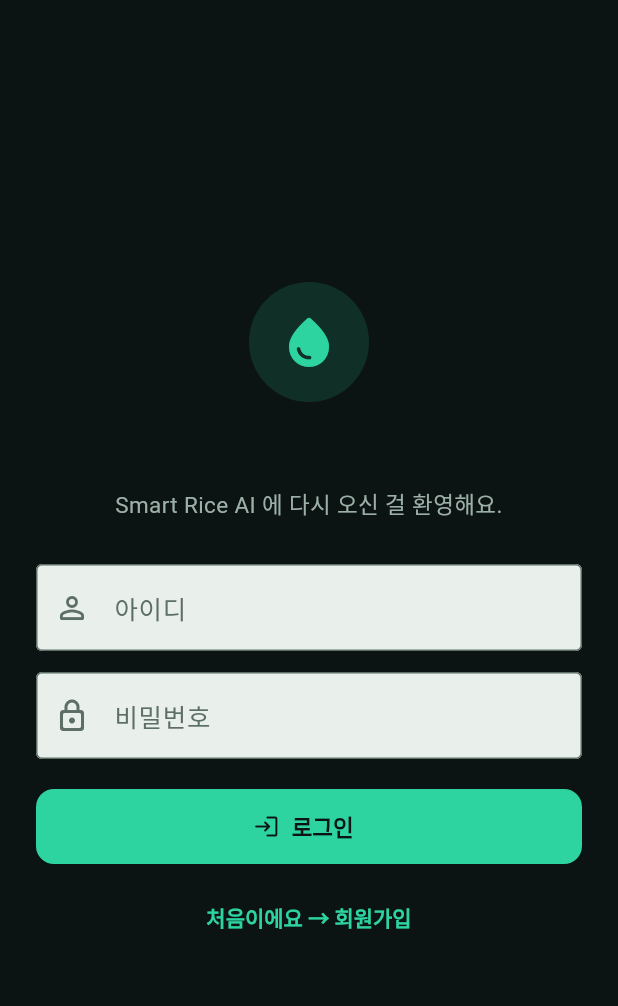
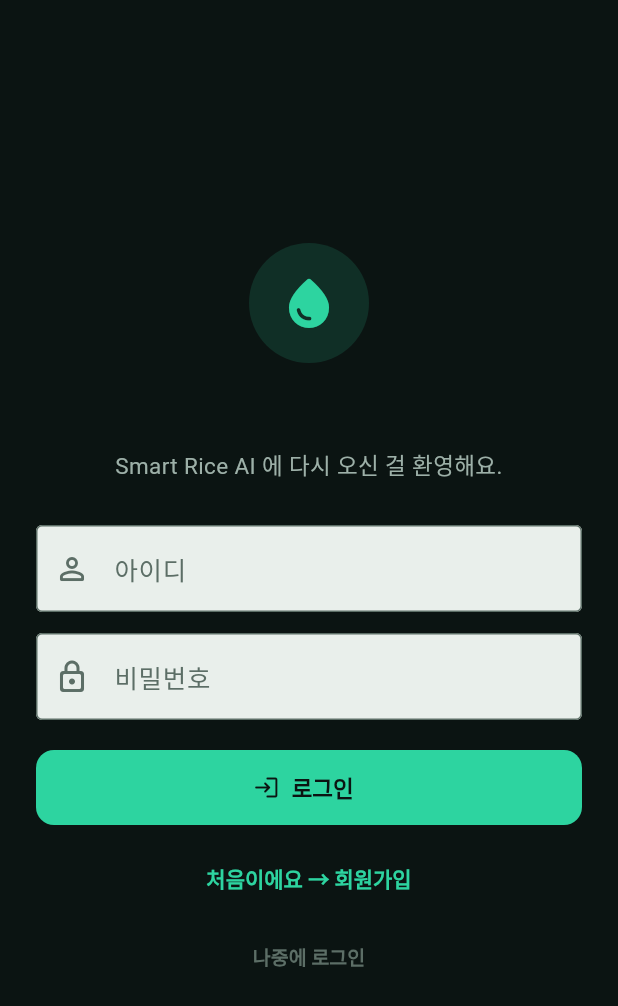
Before and after one commit to hyji08642-lgtm/smart-rice-ai, a Flutter app: the screen it shows after launch, on a phone screen of 412 x 824 dp. Shown: the top 1006 px of the screen. Run offline on Flutter 3.47's test engine with Material 3 defaults, Android fonts, the phone set to English and light mode, and no system bars; our stand-ins replace flutter_riverpod, go_router, shared_preferences.

Commit message:
Start app at login screen with 'login later' guest entry

```diff
--- a/lib/features/auth/login_screen.dart
+++ b/lib/features/auth/login_screen.dart
@@ -159,6 +159,17 @@
                         ? '이미 계정이 있어요 → 로그인'
                         : '처음이에요 → 회원가입'),
                   ),
+                  const SizedBox(height: 4),
+                  TextButton(
+                    onPressed: _busy ? null : () => context.go('/home'),
+                    child: Text(
+                      '나중에 로그인',
+                      style: TextStyle(
+                        color: AppColors.textDisabled,
+                        fontSize: 13,
+                      ),
+                    ),
+                  ),
                 ],
               ),
             ),
--- a/lib/features/splash/splash_screen.dart
+++ b/lib/features/splash/splash_screen.dart
@@ -29,8 +29,7 @@
   Future<void> _boot() async {
     await ref.read(authSessionController.notifier).restore();
     if (!mounted) return;
-    final authed = ref.read(authSessionController) != null;
-    context.go(authed ? '/home' : '/login');
+    context.go('/login');
   }
 
   @override
```
